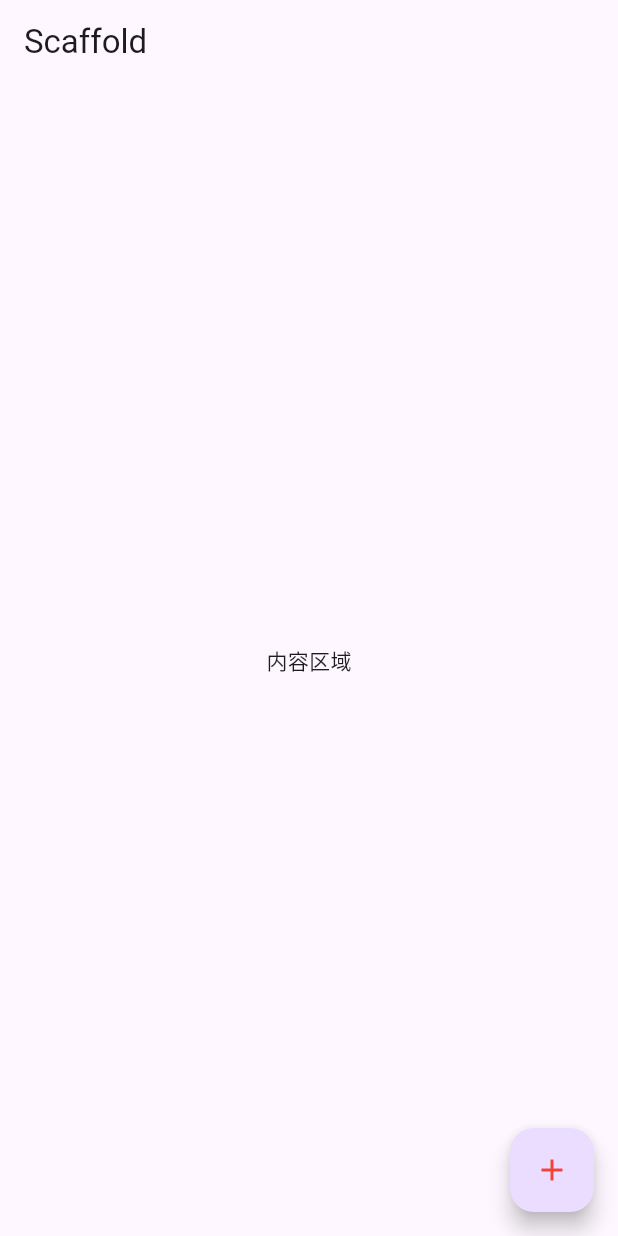
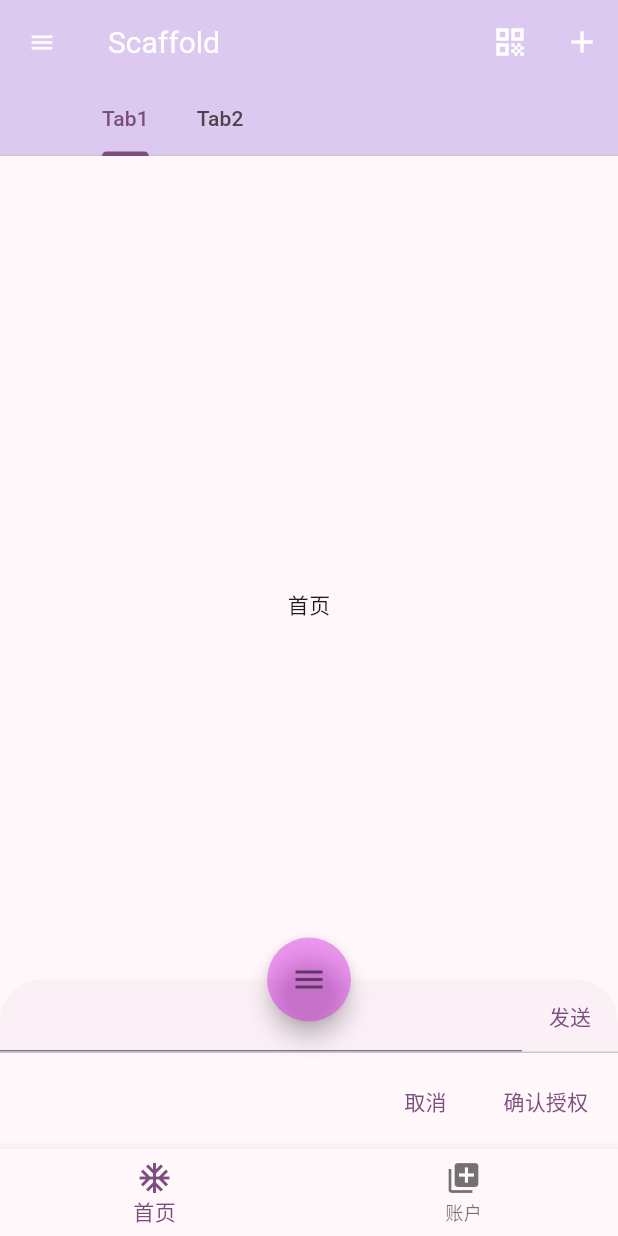
Before and after one commit to devie2020/first_app, a Flutter app: the screen it shows after launch, on a phone screen of 412 x 824 dp. Run offline on Flutter 3.47's test engine with Material 2 defaults, Android fonts, the phone set to English and light mode, and no system bars.

```diff
--- a/lib/ScaffoldDemo/scaffold_demo.dart
+++ b/lib/ScaffoldDemo/scaffold_demo.dart
@@ -7,24 +7,132 @@ class ScaffoldDemo extends StatefulWidget {
   State<ScaffoldDemo> createState() => _ScaffoldDemoState();
 }
 
-class _ScaffoldDemoState extends State<ScaffoldDemo> {
+class _ScaffoldDemoState extends State<ScaffoldDemo> with TickerProviderStateMixin {
+  late int _currentTabIndex = 0;
+  late bool _isAnimation = false;
+  late TabController _tabController;
+  late Animation<Color?> _animationColor;
+  late Animation<double> _animationIcon;
+  late AnimationController _animationController;
+
+  final Curve _curve = Curves.easeOut;
+  final GlobalKey<ScaffoldState> _scaffoldStateKey = GlobalKey();
+  final List<Widget> _pages = [
+    const Center(child: Text('首页')),
+    const Center(child: Text('我的')),
+  ];
+
+  @override
+  void initState() {
+    super.initState();
+
+    // 初始化tabBar的控制器
+    _tabController = TabController(length: 2, vsync: this);
+
+    // 初始化动画控制器
+    _animationController = AnimationController(vsync: this, duration: const Duration(milliseconds: 500))
+      ..addListener(() {
+        setState(() {});
+      });
+
+    // 初始化颜色
+    _animationColor = ColorTween(
+      end: const Color.fromARGB(255, 177, 88, 236),
+      begin: const Color.fromARGB(99, 222, 15, 237),
+    ).animate(CurvedAnimation(parent: _animationController, curve: Interval(0.0, 1.0, curve: _curve)));
+
+    // 初始化icon
+    _animationIcon = Tween(begin: 0.0, end: 1.0).animate(_animationController);
+  }
+
+  @override
+  void dispose() {
+    super.dispose();
+    _animationController.dispose();
+  }
+
   @override
   Widget build(BuildContext context) {
     return Scaffold(
+      key: _scaffoldStateKey,
       appBar: AppBar(
         title: const Text('Scaffold'),
+        backgroundColor: const Color.fromARGB(255, 220, 201, 240),
+        titleTextStyle: const TextStyle(color: Colors.white, fontSize: 20),
+        iconTheme: const IconThemeData(color: Colors.white),
+        leading: TextButton(
+          onPressed: () {
+            _scaffoldStateKey.currentState!.openDrawer();
+          },
+          child: const Icon(Icons.menu, color: Colors.white),
+        ),
+        actions: <Widget>[
+          IconButton(onPressed: () {}, tooltip: '扫一扫', icon: const Icon(Icons.qr_code)),
+          IconButton(onPressed: () {}, tooltip: '添加', icon: const Icon(Icons.add)),
+        ],
+        bottom: TabBar(
+          tabs: const [
+            Tab(text: 'Tab1'),
+            Tab(text: 'Tab2'),
+          ],
+          controller: _tabController,
+          indicatorSize: TabBarIndicatorSize.label,
+          isScrollable: true,
+        ),
       ),
-      body: const Center(
-        child: Text('内容区域'),
-      ),
+      body: _pages[_currentTabIndex],
       floatingActionButton: FloatingActionButton(
         onPressed: () {
-          debugPrint('....');
+          _isAnimation ? _animationController.reverse() : _animationController.forward();
+          _isAnimation = !_isAnimation;
         },
-        child: const Icon(
-          Icons.add,
-          color: Colors.red,
+        shape: const CircleBorder(),
+        splashColor: const Color.fromARGB(99, 222, 15, 237),
+        backgroundColor: _animationColor.value,
+        child: AnimatedIcon(
+          icon: AnimatedIcons.menu_close,
+          progress: _animationIcon,
         ),
+      ),
+      floatingActionButtonAnimator: FloatingActionButtonAnimator.scaling,
+      floatingActionButtonLocation: FloatingActionButtonLocation.miniCenterDocked,
+      persistentFooterButtons: <Widget>[
+        TextButton(onPressed: () {}, child: const Text('取消')),
+        TextButton(onPressed: () {}, child: const Text('确认授权')),
+      ],
+      // 对应的有endDrawer
+      drawer: const Drawer(
+        child: Center(child: Text('我是抽屉')),
+      ),
+      // 对应的有onEndDrawerChanged
+      onDrawerChanged: (isOpen) {
+        debugPrint(isOpen ? '我被打开了' : '我被关闭了');
+      },
+      drawerScrimColor: Colors.black54,
+      drawerEdgeDragWidth: 50,
+      bottomNavigationBar: BottomNavigationBar(
+        items: const [
+          BottomNavigationBarItem(icon: Icon(Icons.ac_unit), label: '首页'),
+          BottomNavigationBarItem(icon: Icon(Icons.my_library_add), label: '账户'),
+        ],
+        currentIndex: _currentTabIndex,
+        onTap: (value) {
+          setState(() {
+            _currentTabIndex = value;
+          });
+        },
+      ),
+      bottomSheet: Row(
+        children: [
+          const Expanded(
+            child: TextField(
+              decoration: InputDecoration(
+                contentPadding: EdgeInsets.symmetric(horizontal: 20),
+              ),
+            ),
+          ),
+          TextButton(onPressed: () {}, child: const Text('发送')),
+        ],
       ),
     );
   }
--- a/lib/main.dart
+++ b/lib/main.dart
@@ -14,7 +14,7 @@ class MyApp extends StatelessWidget {
     return MaterialApp(
       title: 'Flutter Demo',
       theme: ThemeData(
-        colorScheme: ColorScheme.fromSeed(seedColor: Colors.deepPurple),
+        colorScheme: ColorScheme.fromSeed(seedColor: Colors.purple),
         useMaterial3: true,
       ),
       home: const ScaffoldDemo(),
@@ -22,50 +22,3 @@ class MyApp extends StatelessWidget {
     );
   }
 }
-
-// class MyHomePage extends StatefulWidget {
-//   const MyHomePage({super.key, required this.title});
-//   final String title;
-
-//   @override
-//   State<MyHomePage> createState() => _MyHomePageState();
-// }
-
-// class _MyHomePageState extends State<MyHomePage> {
-//   int _counter = 0;
-
-//   void _incrementCounter() {
-//     setState(() {
-//       _counter++;
-//     });
-//   }
-
-//   @override
-//   Widget build(BuildContext context) {
-//     return Scaffold(
-//       appBar: AppBar(
-//         backgroundColor: Theme.of(context).colorScheme.inversePrimary,
-//         title: Text(widget.title),
-//       ),
-//       body: Center(
-//         child: Column(
-//           mainAxisAlignment: MainAxisAlignment.center,
-//           children: <Widget>[
-//             const Text(
-//               'You have pushed the button this many times:',
-//             ),
-//             Text(
-//               '$_counter',
-//               style: Theme.of(context).textTheme.headlineMedium,
-//             ),
-//           ],
-//         ),
-//       ),
-//       floatingActionButton: FloatingActionButton(
-//         onPressed: _incrementCounter,
-//         tooltip: 'Increment',
-//         child: const Icon(Icons.add),
-//       ),
-//     );
-//   }
-// }
```
